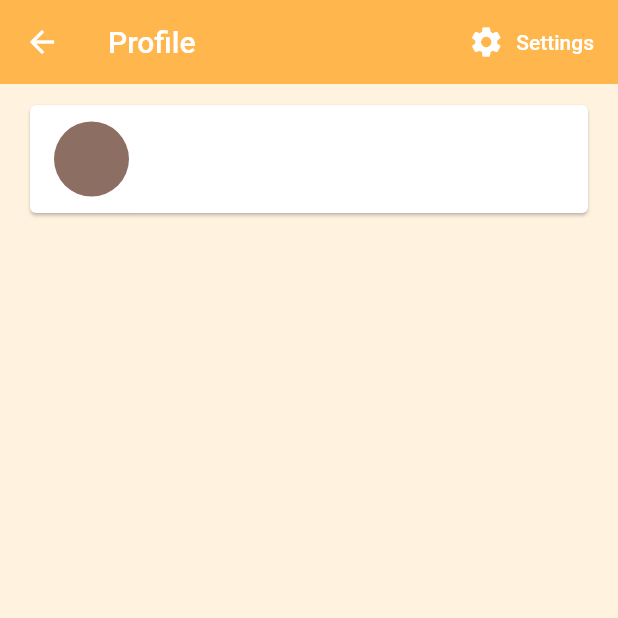
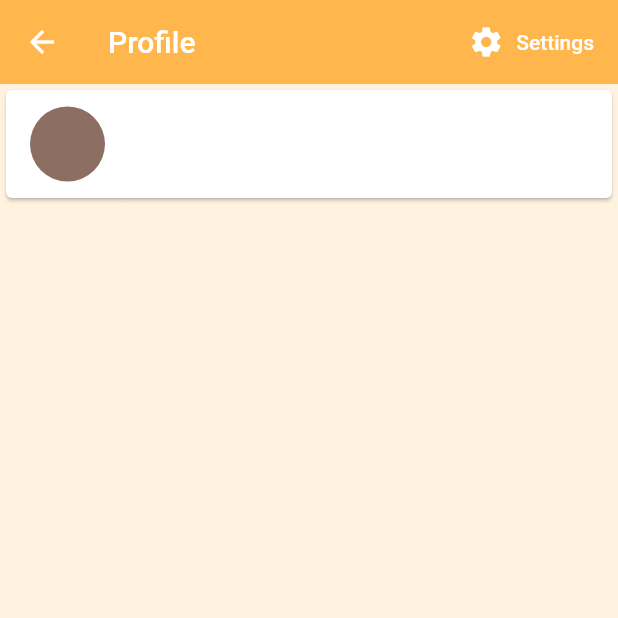
Before and after one commit to lamaw01/acctendance, a Flutter app: the screen it shows once a user with an empty profile is signed in, in the side drawer, after a tap on "Profile", on a phone screen of 412 x 824 dp, the top half of it. Run offline on Flutter 3.47's test engine with Material 2 defaults, Android fonts, the phone set to English and light mode, and no system bars; our stand-ins replace cloud_firestore, firebase_auth, flutter_spinkit; accounts and stored records are empty.

Commit message:
done user update

```diff
--- a/lib/main.dart
+++ b/lib/main.dart
@@ -13,7 +13,8 @@ class MyApp extends StatelessWidget {
     return StreamProvider<User>.value(
       value: AuthService().user,
         child: MaterialApp(
-        home: Wrapper(),
+          debugShowCheckedModeBanner: false,
+          home: Wrapper(),
       ),
     );
   }
--- a/lib/models/user.dart
+++ b/lib/models/user.dart
@@ -1,10 +1,18 @@
 class User {
+
+  final String uid;
+
+  User({this.uid});
+
+}
+
+class UserData {
 
   final String uid;
   final String idNumber;
   final String name;
   final String course;
 
-  User({this.uid, this.idNumber, this.name, this.course, });
+  UserData({this.uid, this.idNumber, this.name, this.course, });
 
 }
--- a/lib/models/users.dart
+++ /dev/null
@@ -1,10 +0,0 @@
-class UserData {
-
-  final String uid;
-  final String idNumber;
-  final String name;
-  final String course;
-
-  UserData({this.uid, this.idNumber, this.name, this.course, });
-
-}
--- a/lib/screens/authenticate/register.dart
+++ b/lib/screens/authenticate/register.dart
@@ -49,12 +49,12 @@ class _RegisterState extends State<Register> {
       body: SingleChildScrollView(
           scrollDirection: Axis.vertical,
           child: Container(
-          padding: EdgeInsets.symmetric(vertical: 20.0, horizontal: 50.0),
+          padding: EdgeInsets.symmetric(vertical: 15.0, horizontal: 20.0),
           child: Form(
             key: _formKey,
             child: Column(
               children: <Widget>[
-                SizedBox(height: 20.0),
+                SizedBox(height: 5.0),
                 TextFormField(
                   decoration: textInputDecoration,
                   validator: (val) => val.isEmpty ? 'Enter email' : null,
@@ -62,7 +62,7 @@ class _RegisterState extends State<Register> {
                     setState(()=> email = val);
                   }
                 ),
-                SizedBox(height: 20.0),
+                SizedBox(height: 5.0),
                 TextFormField(
                  decoration: textInputDecoration.copyWith(hintText: 'Password'),
                   validator: (val) => val.length < 6 ? 'Enter password 6+ characters' : null,
@@ -71,7 +71,15 @@ class _RegisterState extends State<Register> {
                     setState(()=> password = val);
                   }
                 ),
-                SizedBox(height: 20.0),
+                SizedBox(height: 5.0),
+                TextFormField(
+                 decoration: textInputDecoration.copyWith(hintText: 'Name'),
+                  validator: (val) => val.isEmpty ? 'Enter Name' : null,
+                  onChanged: (val){
+                    setState(()=> name = val);
+                  }
+                ),
+                SizedBox(height: 5.0),
                 TextFormField(
                  decoration: textInputDecoration.copyWith(hintText: 'Id Number'),
                   validator: (val) => val.length != 10 ? 'Id Number needs 11 digits' : null,
@@ -79,15 +87,7 @@ class _RegisterState extends State<Register> {
                     setState(()=> idNumber = val);
                   }
                 ),
-                SizedBox(height: 20.0),
-                TextFormField(
-                 decoration: textInputDecoration.copyWith(hintText: 'Name'),
-                  validator: (val) => val.isEmpty ? 'Enter Name' : null,
-                  onChanged: (val){
-                    setState(()=> name = val);
-                  }
-                ),
-                SizedBox(height: 20.0),
+                SizedBox(height: 5.0),
                 TextFormField(
                  decoration: textInputDecoration.copyWith(hintText: 'College'),
                   validator: (val) => val.isEmpty ? 'Enter College' : null,
@@ -95,7 +95,7 @@ class _RegisterState extends State<Register> {
                     setState(()=> course = val);
                   }
                 ),
-                SizedBox(height: 20.0
+                SizedBox(height: 5.0
                 ),
                 RaisedButton(
                   color: Colors.pink,
@@ -104,7 +104,7 @@ class _RegisterState extends State<Register> {
                   ),
                   onPressed: () async{
                     if(_formKey.currentState.validate()){
-                      dynamic result = await _auth.registerWithEmailandPassword(email, password, idNumber, name, course);
+                      dynamic result = await _auth.registerWithEmailandPassword(email, password, name, idNumber, course);
                       if(result == null){
                         setState(() => error = 'error something is wrong');
                       }
@@ -112,7 +112,7 @@ class _RegisterState extends State<Register> {
                   }
                 ),
                 SizedBox(
-                  height: 20.0
+                  height: 5.0
                 ),
                 Text(error,
                   style: TextStyle(color: Colors.red, fontSize: 14.0),
--- a/lib/screens/authenticate/sign_in.dart
+++ b/lib/screens/authenticate/sign_in.dart
@@ -44,12 +44,12 @@ class _SignInState extends State<SignIn> {
         ],
       ),
       body: Container(
-        padding: EdgeInsets.symmetric(vertical: 20.0, horizontal: 50.0),
+        padding: EdgeInsets.symmetric(vertical: 15.0, horizontal: 20.0),
         child: Form(
           key: _formKey,
           child: Column(
             children: <Widget>[
-              SizedBox(height: 20.0),
+              SizedBox(height: 5.0),
               TextFormField(
                 decoration: textInputDecoration,
                 validator: (val) => val.isEmpty ? 'Enter email' : null,
@@ -57,7 +57,7 @@ class _SignInState extends State<SignIn> {
                   setState(()=> email = val);
                 }
               ),
-              SizedBox(height: 20.0),
+              SizedBox(height: 5.0),
               TextFormField(
                 decoration: textInputDecoration.copyWith(hintText: 'Password'),
                 validator: (val) => val.length < 6 ? 'Enter password 6+ chars' : null,
@@ -66,7 +66,7 @@ class _SignInState extends State<SignIn> {
                   setState(()=> password = val);
                 }
               ),
-              SizedBox(height: 20.0
+              SizedBox(height: 5.0
               ),
               RaisedButton(
                 color: Colors.pink,
@@ -85,7 +85,7 @@ class _SignInState extends State<SignIn> {
                 }
               ),
               SizedBox(
-                height: 20.0
+                height: 5.0
               ),
               Text(error,
                 style: TextStyle(color: Colors.red, fontSize: 14.0),
--- a/lib/screens/home/home.dart
+++ b/lib/screens/home/home.dart
@@ -11,7 +11,7 @@ class Home extends StatelessWidget {
 
   @override
   Widget build(BuildContext context) {
-    return StreamProvider<List<User>>.value(
+    return StreamProvider<List<UserData>>.value(
         value: DatabaseService().users,
         child: Scaffold(
           drawer: Drawer(
--- a/lib/screens/home/users_list.dart
+++ b/lib/screens/home/users_list.dart
@@ -8,13 +8,11 @@ class UserList extends StatefulWidget {
   _UserListState createState() => _UserListState();
 }
 
-
-
 class _UserListState extends State<UserList> {
   @override
   Widget build(BuildContext context) {
 
-    final users = Provider.of<User>(context);
+    final users = Provider.of<User>(context) ?? [];
     final int userCount = 1;
 
     /*users.forEach((users){
--- a/lib/screens/home/users_tile.dart
+++ b/lib/screens/home/users_tile.dart
@@ -1,5 +1,4 @@
 import 'package:acctendance/models/user.dart';
-import 'package:acctendance/models/users.dart';
 import 'package:acctendance/services/database.dart';
 import 'package:acctendance/shared/loading.dart';
 import 'package:flutter/material.dart';
@@ -23,9 +22,8 @@ class UsersTile extends StatelessWidget {
         if(snapshot.hasData){
           UserData userData = snapshot.data;
           return Padding(
-                padding: EdgeInsets.only(top: 8.0),
+                padding: EdgeInsets.only(top: 0.0),
                 child: Card(
-                  margin: EdgeInsets.fromLTRB(20.0, 6.0, 20.0, 6.0),
                   child: ListTile(
                     leading:CircleAvatar(
                       radius: 25.0,
--- a/lib/screens/pages/profile.dart
+++ b/lib/screens/pages/profile.dart
@@ -24,7 +24,7 @@ class _ProfilePageState extends State<ProfilePage> {
 
   @override
   Widget build(BuildContext context){
-    return StreamProvider<List<User>>.value(
+    return StreamProvider<List<UserData>>.value(
         value: DatabaseService().users,
         child: Scaffold(
         backgroundColor: Colors.orange[50],
--- a/lib/services/auth.dart
+++ b/lib/services/auth.dart
@@ -46,12 +46,12 @@ class AuthService {
 
 
   //register with email and password
-  Future registerWithEmailandPassword(String email, String password, String idNumber, String name, String course) async {
+  Future registerWithEmailandPassword(String email, String password, String name, String idNumber, String course) async {
     try{
       AuthResult result = await _auth.createUserWithEmailAndPassword(email: email, password: password);
       FirebaseUser user = result.user;
 
-      await DatabaseService(uid: user.uid).insertUserData(email, password, idNumber, name, course);
+      await DatabaseService(uid: user.uid).insertUserData(email, password, name, idNumber, course);
 
       /*Firestore.instance.collection('users').document().setData({ 'userId': user.uid, 'email': email, 'password': password,
       'idNumber': '2015103251', 'name': 'Janrey Dumaog', 'course': 'BSIT'});*/
```
Also changed, not shown: lib/screens/home/settings.dart (+37 -13 lines), lib/services/database.dart (+5 -6 lines), pubspec.lock, 2 other files.
